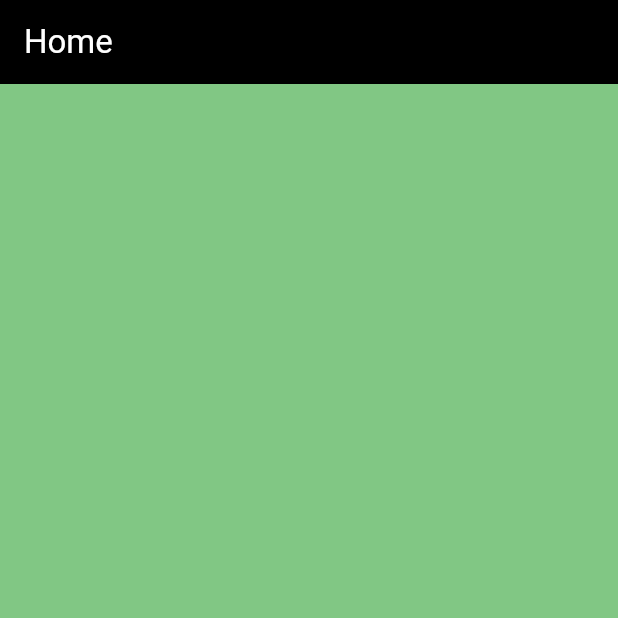
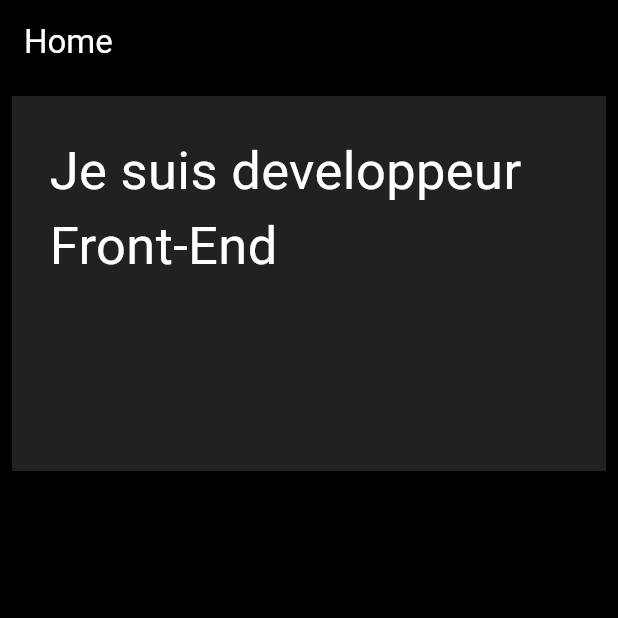
Before and after one commit to LacyAttorney599/portfolio_lacy, a Flutter app: the screen it shows after launch, on a phone screen of 412 x 824 dp, the top half of it. Run offline on Flutter 3.47's test engine with Material 3 defaults, Android fonts, the light colour scheme and no system bars.

Commit message:
v1.0.2
progress front dev of MobileDesktop for HomePage

```diff
--- a/lib/page/home_page.dart
+++ b/lib/page/home_page.dart
@@ -14,7 +14,10 @@ class _HomePageState extends State<HomePage> {
   @override
   Widget build(BuildContext context) {
     return const Scaffold(
-      body: ResponsiveLayout(mobiledesktop: MobileDesktop(), webdesktop: WebDesktop()),
+      body: ResponsiveLayout(
+        mobiledesktop: MobileDesktop(),
+        webdesktop: WebDesktop()
+       ),
     );
   }
 }
--- a/lib/responsive/mobile_destop.dart
+++ b/lib/responsive/mobile_destop.dart
@@ -6,14 +6,42 @@ class MobileDesktop extends StatelessWidget {
   @override
   Widget build(BuildContext context) {
     return Scaffold(
-
-        //
-        // L'AppBar du site dans le format mobiledesktop
-        appBar: AppBar(
-          backgroundColor: Colors.black,
-          title: const Text('Home', style: TextStyle(color: Colors.white), textAlign: TextAlign.center,
+      backgroundColor: Colors.black,
+      //
+      // L'AppBar du site dans le format mobiledesktop
+      appBar: AppBar(
+        backgroundColor: Colors.black,
+        title: const Text(
+          'Home',
+          style: TextStyle(color: Colors.white),
+          textAlign: TextAlign.center,
+        ),
+      ),
+      //
+      // Le Corps du MobileDesktop
+      body: Column(
+        children: [
+          Padding(
+            padding: const EdgeInsets.all(8.0),
+            child: Container(
+              height: 250,
+              color: Colors.grey[900],
+              child: const Center(
+                  child: Padding(
+                padding: EdgeInsets.all(25.0),
+                child: Column(
+                  children: [
+                    Text(
+                      'Je suis developpeur Front-End',
+                      style: TextStyle(color: Colors.white, fontSize: 35),
+                    ),
+                  ],
+                ),
+              )),
             ),
-          ),
-        backgroundColor: Colors.green[300]);
+          )
+        ],
+      ),
+    );
   }
 }
--- a/lib/responsive/responsive_layout.dart
+++ b/lib/responsive/responsive_layout.dart
@@ -11,7 +11,7 @@ class ResponsiveLayout extends StatelessWidget {
   @override
   Widget build(BuildContext context) {
     return LayoutBuilder(builder: (context, constraints) {
-      if (constraints.maxWidth < 600) {
+      if (constraints.maxWidth < 800) {
         return mobiledesktop;
       } else {
         return webdesktop;
```
